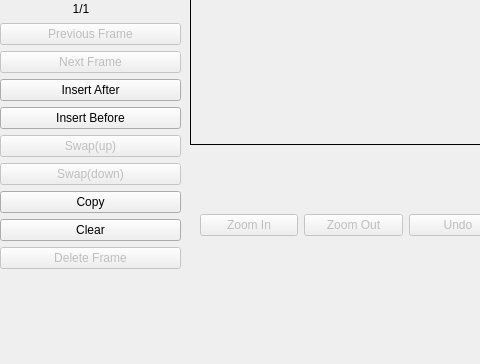
University-of-Utah-CS3505/a7-sprite-editor-s22-charming21, file SpriteEditor/view.ui: the form before one commit; both pictures show x 0 to 480 and y 294 to 658 of the 800 by 658 pixel window.
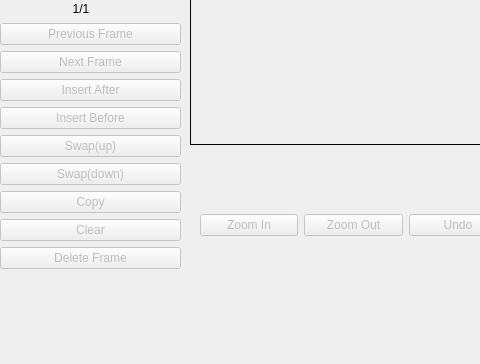
The form after the commit. Custom widgets are drawn as their Qt base class.

Commit message: Commit 6.2: Fixed bugs in swap buttons

The edit to the form file:
```diff
--- a/SpriteEditor/view.ui
+++ b/SpriteEditor/view.ui
@@ -230,7 +230,7 @@
          <item>
           <widget class="QPushButton" name="addFrameButton">
            <property name="enabled">
-            <bool>true</bool>
+            <bool>false</bool>
            </property>
            <property name="text">
             <string>Insert After</string>
@@ -240,7 +240,7 @@
          <item>
           <widget class="QPushButton" name="insertFrameButton">
            <property name="enabled">
-            <bool>true</bool>
+            <bool>false</bool>
            </property>
            <property name="text">
             <string>Insert Before</string>
@@ -270,7 +270,7 @@
          <item>
           <widget class="QPushButton" name="copyButton">
            <property name="enabled">
-            <bool>true</bool>
+            <bool>false</bool>
            </property>
            <property name="text">
             <string>Copy</string>
@@ -280,7 +280,7 @@
          <item>
           <widget class="QPushButton" name="ClearButton">
            <property name="enabled">
-            <bool>true</bool>
+            <bool>false</bool>
            </property>
            <property name="text">
             <string>Clear</string>
```
The commit also changes 5 other files.
